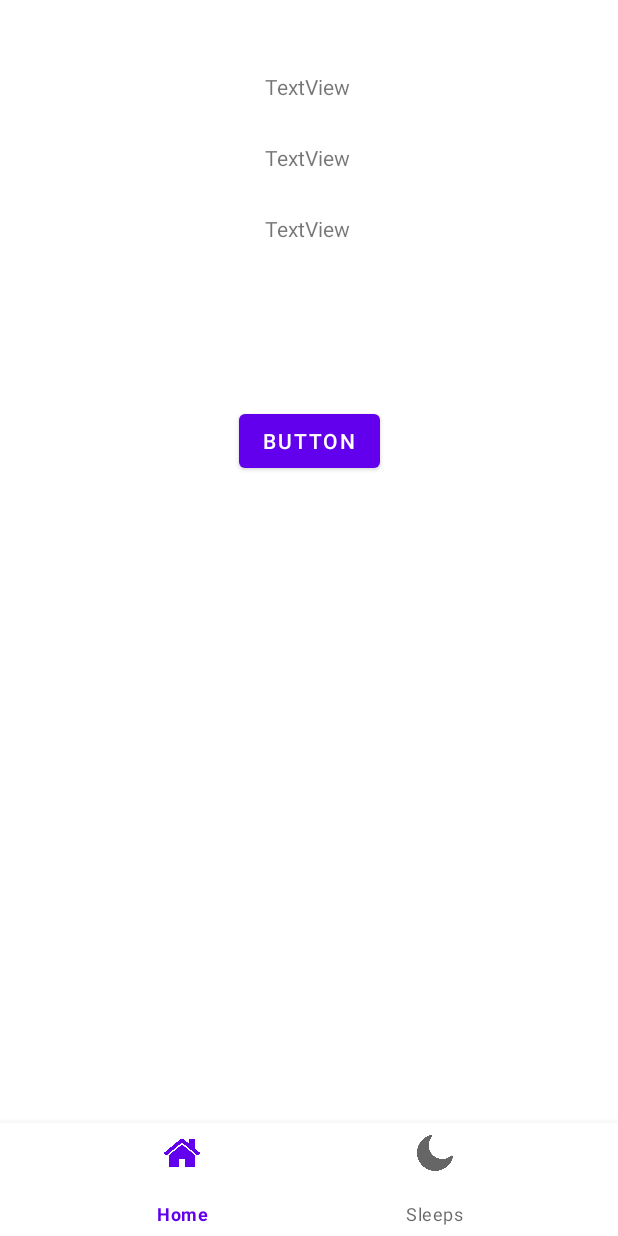
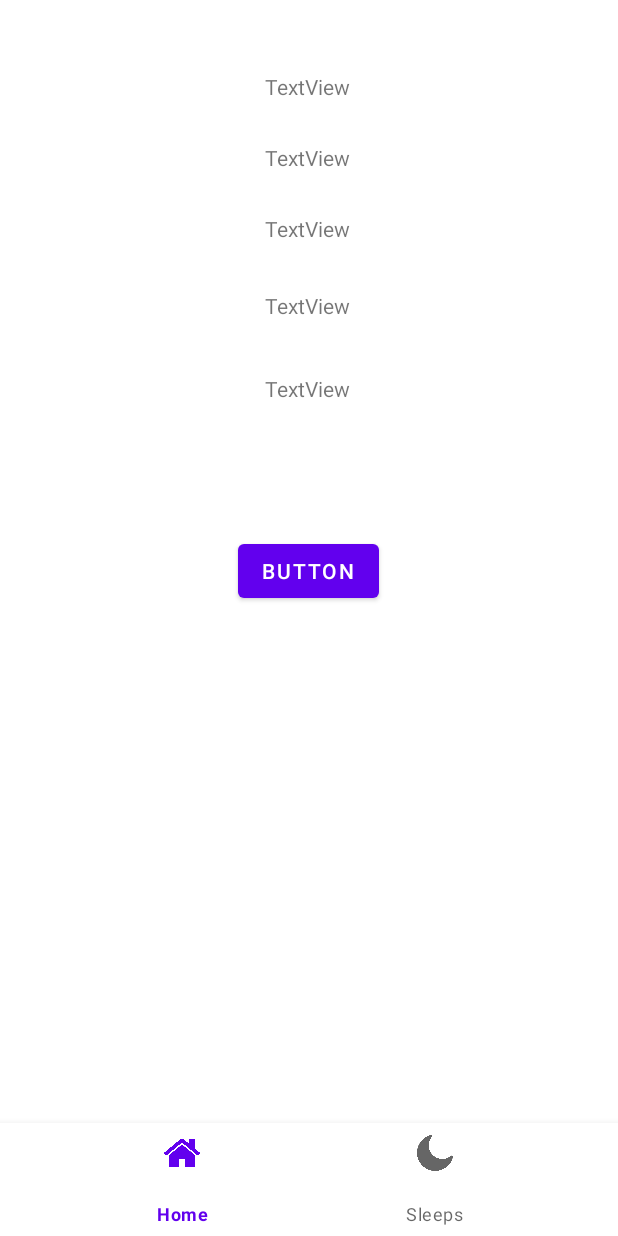
Before and after one commit to LassilaJoni/SnoozeBuddy, an Android app: the layout details_layout.xml on its own in the app's theme, with its tools: preview values and no code run, on a phone screen of 412 x 824 dp. Run offline under Robolectric (Android 15) with nearby library versions, the phone set to English and light mode, and no system bars.

Commit message:
Added sleep start and end time into DetailActivity page.

```diff
--- a/app/src/main/java/fi/jonilassila/snoozebuddy/MainActivity.java
+++ b/app/src/main/java/fi/jonilassila/snoozebuddy/MainActivity.java
@@ -152,15 +152,15 @@ public class MainActivity extends AppCompatActivity {
                 long sleepHours = hours;
                 Log.d("Sleepminute1", String.valueOf(sleepHours));
 
-                AddData(newEntry, newEntry2, sleepMinutes, sleepHours);
+                AddData(newEntry, newEntry2, sleepMinutes, sleepHours, startTime, endTime);
                 sleepname.setText("");
                 sleepDescription.setText("");
             }
         });
     }
 
-    public void AddData(String newEntry, String newEntry2, long sleepMinutes, long sleepHours) {
-        boolean insertData = databaseHelper.addData(newEntry, newEntry2, sleepMinutes, sleepHours);
+    public void AddData(String newEntry, String newEntry2, long sleepMinutes, long sleepHours, String startTime, String endTime) {
+        boolean insertData = databaseHelper.addData(newEntry, newEntry2, sleepMinutes, sleepHours, startTime, endTime);
         Log.d("Sleepminute2", Long.toString(hours));
         //If insertdata is true
         if (insertData) {
--- a/app/src/main/res/layout/details_layout.xml
+++ b/app/src/main/res/layout/details_layout.xml
@@ -54,10 +54,33 @@
         android:id="@+id/btnDeleteSleep"
         android:layout_width="wrap_content"
         android:layout_height="wrap_content"
-        android:layout_marginTop="108dp"
+        android:layout_marginTop="88dp"
         android:onClick="deleteData"
         android:text="Button"
         app:layout_constraintEnd_toEndOf="parent"
+        app:layout_constraintHorizontal_bias="0.498"
+        app:layout_constraintStart_toStartOf="parent"
+        app:layout_constraintTop_toBottomOf="@+id/txtEnd" />
+
+    <TextView
+        android:id="@+id/txtStart"
+        android:layout_width="wrap_content"
+        android:layout_height="wrap_content"
+        android:layout_marginTop="32dp"
+        android:text="TextView"
+        app:layout_constraintEnd_toEndOf="parent"
+        app:layout_constraintHorizontal_bias="0.498"
         app:layout_constraintStart_toStartOf="parent"
         app:layout_constraintTop_toBottomOf="@+id/txtDuration" />
+
+    <TextView
+        android:id="@+id/txtEnd"
+        android:layout_width="wrap_content"
+        android:layout_height="wrap_content"
+        android:layout_marginTop="36dp"
+        android:text="TextView"
+        app:layout_constraintEnd_toEndOf="parent"
+        app:layout_constraintHorizontal_bias="0.498"
+        app:layout_constraintStart_toStartOf="parent"
+        app:layout_constraintTop_toBottomOf="@+id/txtStart" />
 </androidx.constraintlayout.widget.ConstraintLayout>
--- a/app/src/main/res/layout/list_layout.xml
+++ b/app/src/main/res/layout/list_layout.xml
@@ -9,9 +9,8 @@
 
     <ListView
         android:id="@+id/listview"
-        android:layout_width="409dp"
-        android:layout_height="729dp"
-        app:layout_constraintBottom_toBottomOf="parent"
+        android:layout_width="0dp"
+        android:layout_height="wrap_content"
         app:layout_constraintEnd_toEndOf="parent"
         app:layout_constraintStart_toStartOf="parent"
         app:layout_constraintTop_toTopOf="parent" />
```
Also changed, not shown: app/src/main/java/fi/jonilassila/snoozebuddy/DatabaseHelper.java (+11 -10 lines), app/src/main/java/fi/jonilassila/snoozebuddy/DetailsActivity.java (+19 -2 lines).
